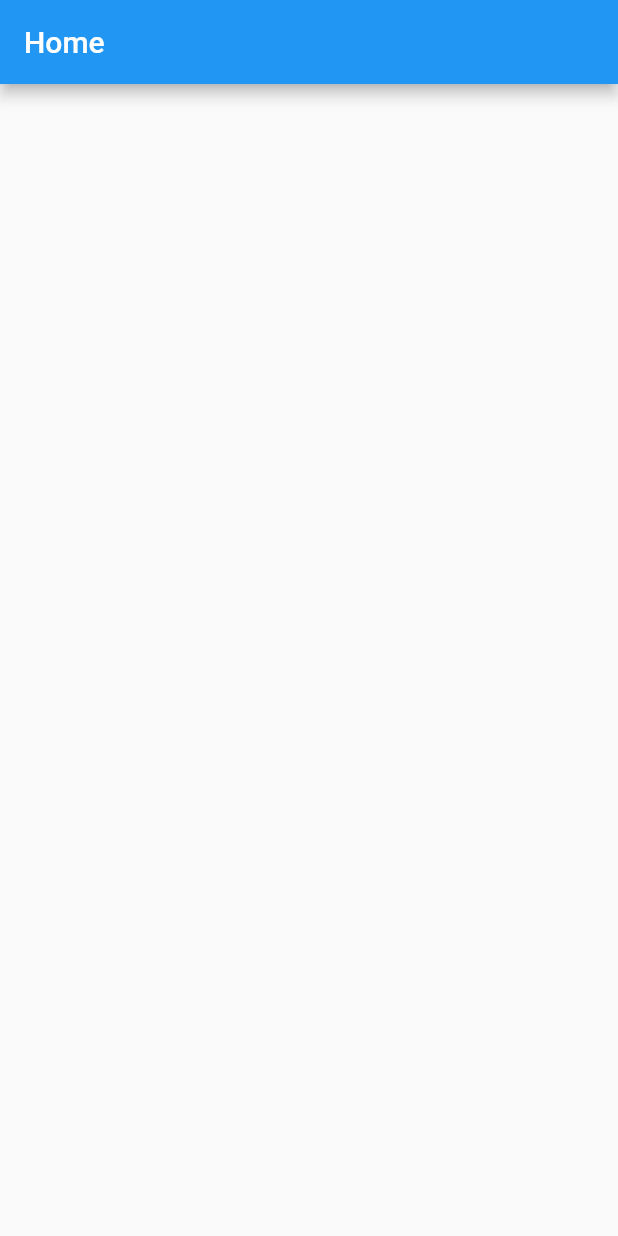
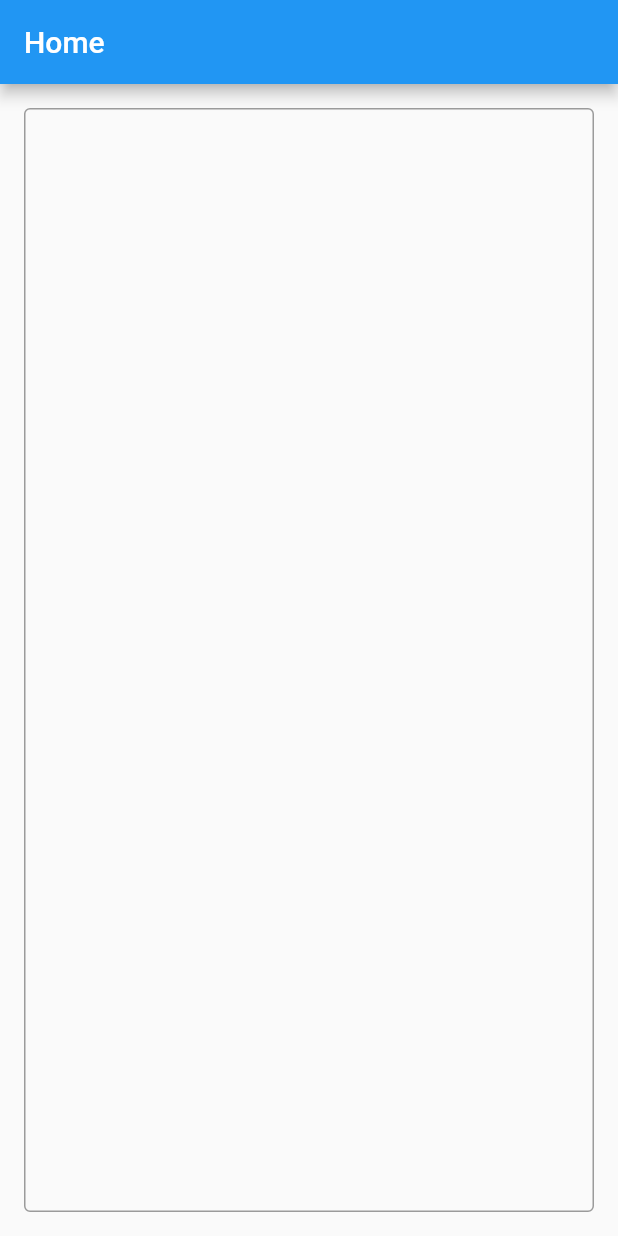
Before and after one commit to CORDEA/markdown_editor, a Flutter app: the screen it shows after launch, on a phone screen of 412 x 824 dp. Run offline on Flutter 3.47's test engine with Material 2 defaults, Android fonts, the phone set to English and light mode, and no system bars.

```diff
--- /dev/null
+++ b/lib/editor.dart
@@ -0,0 +1,3 @@
+import 'package:flutter/material.dart';
+
+class MarkdownTextEditingController extends TextEditingController {}
--- a/lib/home.dart
+++ b/lib/home.dart
@@ -1,4 +1,6 @@
 import 'package:flutter/material.dart';
+import 'package:flutter/rendering.dart';
+import 'package:markdown_editor/editor.dart';
 
 class Home extends StatelessWidget {
   const Home({Key? key}) : super(key: key);
@@ -7,7 +9,18 @@ class Home extends StatelessWidget {
   Widget build(BuildContext context) {
     return Scaffold(
       appBar: AppBar(title: const Text('Home')),
-      body: const Center(),
+      body: Padding(
+        padding: const EdgeInsets.all(16),
+        child: TextField(
+          maxLines: null,
+          expands: true,
+          textAlignVertical: TextAlignVertical.top,
+          decoration: const InputDecoration(
+            border: OutlineInputBorder(),
+          ),
+          controller: MarkdownTextEditingController(),
+        ),
+      ),
     );
   }
 }
```
